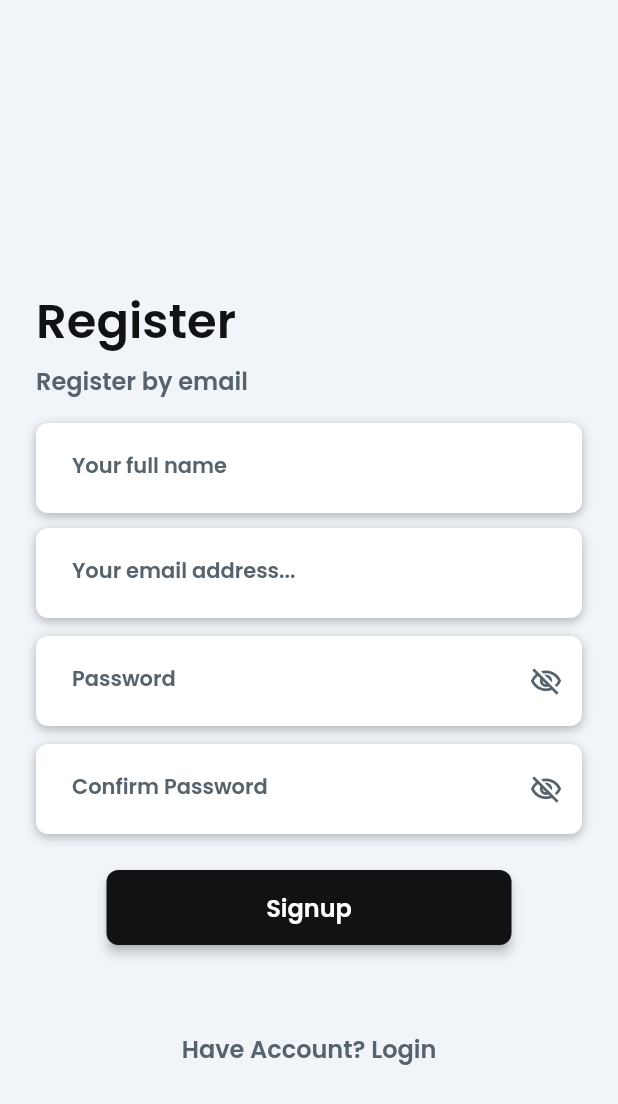
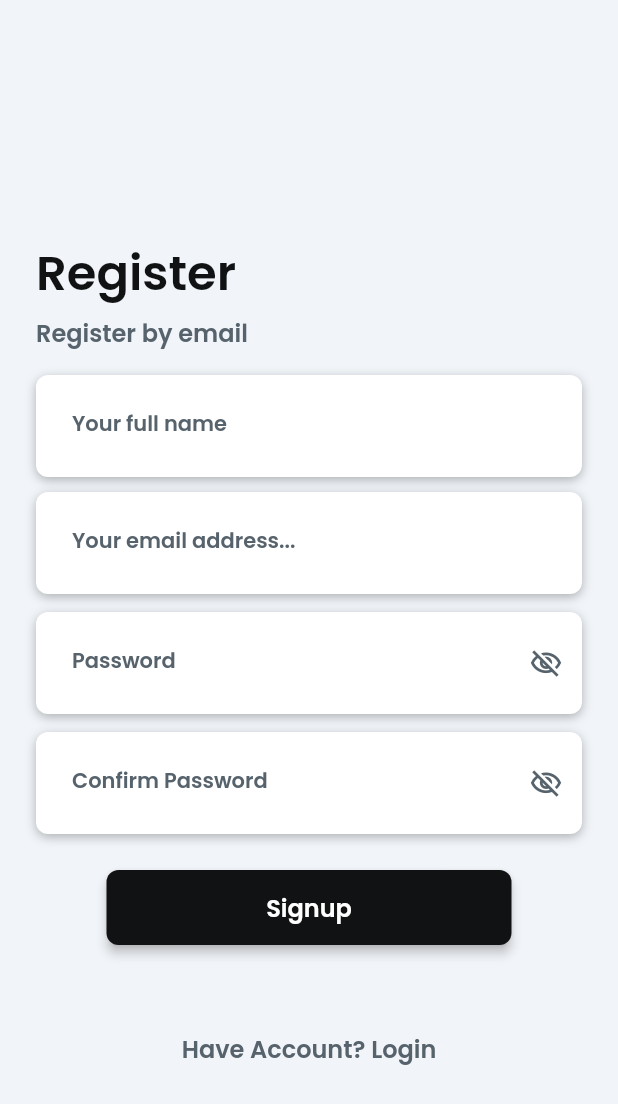
Before and after one commit to davidcast95/budgetingapp, a Flutter app: the screen it shows after launch, after a tap on an icon or button, on a phone screen of 412 x 824 dp. Shown: the top 1104 px of the screen. Run offline on Flutter 3.47's test engine with Material 2 defaults, Android fonts, the phone set to English and light mode, and no system bars; drawn by our look-alikes of auto_size_text; our stand-ins replace built_collection, built_value, cloud_firestore, firebase_auth, firebase_core, flutter_datetime_picker and 13 more; missing offline and left inert: json_path; accounts and stored records are empty.

Commit message:
fix: contianer login register

```diff
--- a/lib/login_page/login_page_widget.dart
+++ b/lib/login_page/login_page_widget.dart
@@ -82,7 +82,6 @@ class _LoginPageWidgetState extends State<LoginPageWidget> {
               padding: EdgeInsetsDirectional.fromSTEB(24, 4, 24, 0),
               child: Container(
                 width: double.infinity,
-                height: 60,
                 decoration: BoxDecoration(
                   color: FlutterFlowTheme.of(context).secondaryBackground,
                   boxShadow: [
@@ -149,7 +148,6 @@ class _LoginPageWidgetState extends State<LoginPageWidget> {
               padding: EdgeInsetsDirectional.fromSTEB(24, 12, 24, 0),
               child: Container(
                 width: double.infinity,
-                height: 60,
                 decoration: BoxDecoration(
                   color: FlutterFlowTheme.of(context).secondaryBackground,
                   boxShadow: [
--- a/lib/register/register_widget.dart
+++ b/lib/register/register_widget.dart
@@ -92,7 +92,6 @@ class _RegisterWidgetState extends State<RegisterWidget> {
               padding: EdgeInsetsDirectional.fromSTEB(24, 4, 24, 6),
               child: Container(
                 width: double.infinity,
-                height: 60,
                 decoration: BoxDecoration(
                   color: FlutterFlowTheme.of(context).secondaryBackground,
                   boxShadow: [
@@ -159,7 +158,6 @@ class _RegisterWidgetState extends State<RegisterWidget> {
               padding: EdgeInsetsDirectional.fromSTEB(24, 4, 24, 0),
               child: Container(
                 width: double.infinity,
-                height: 60,
                 decoration: BoxDecoration(
                   color: FlutterFlowTheme.of(context).secondaryBackground,
                   boxShadow: [
@@ -226,7 +224,6 @@ class _RegisterWidgetState extends State<RegisterWidget> {
               padding: EdgeInsetsDirectional.fromSTEB(24, 12, 24, 0),
               child: Container(
                 width: double.infinity,
-                height: 60,
                 decoration: BoxDecoration(
                   color: FlutterFlowTheme.of(context).secondaryBackground,
                   boxShadow: [
@@ -306,7 +303,6 @@ class _RegisterWidgetState extends State<RegisterWidget> {
               padding: EdgeInsetsDirectional.fromSTEB(24, 12, 24, 0),
               child: Container(
                 width: double.infinity,
-                height: 60,
                 decoration: BoxDecoration(
                   color: FlutterFlowTheme.of(context).secondaryBackground,
                   boxShadow: [
```
